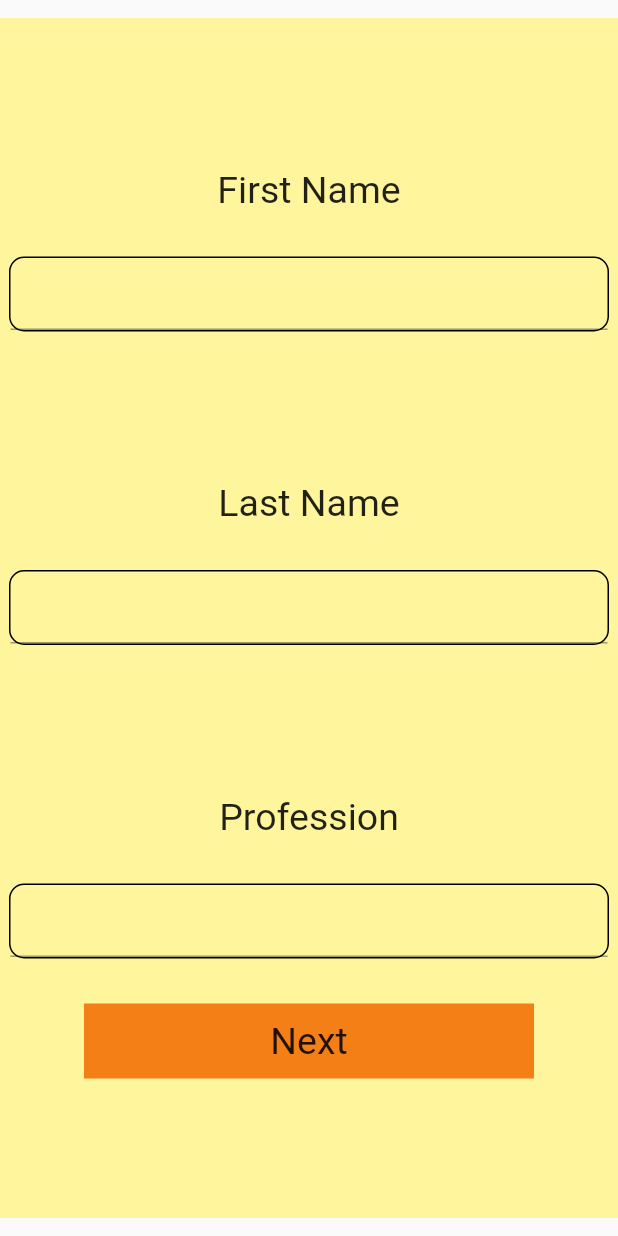
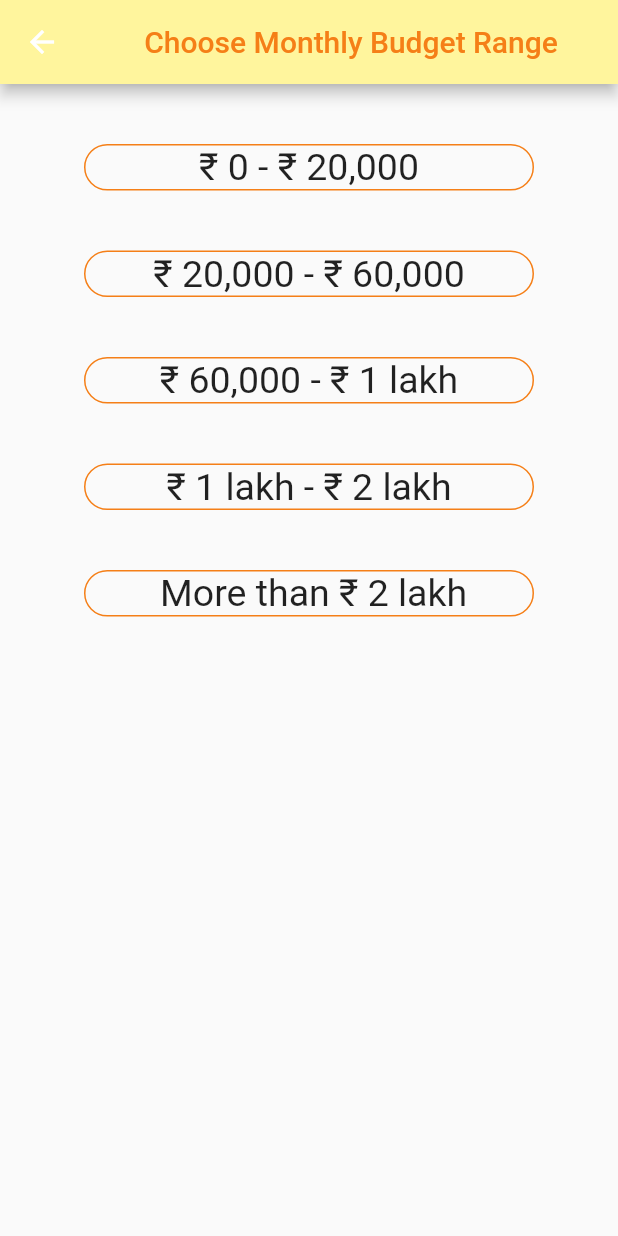
Before and after one commit to sidrathore/finalproject, a Flutter app: the BasicDetails screen opened by its route, after a tap on "Next", on a phone screen of 412 x 824 dp. Run offline on Flutter 3.47's test engine with Material 2 defaults, Android fonts, the phone set to English and light mode, and no system bars.

Commit message:
home page to decide card

```diff
--- a/lib/main.dart
+++ b/lib/main.dart
@@ -1,4 +1,5 @@
 import 'package:finalproject/screen/basic_details.dart';
+import 'package:finalproject/screen/home_page.dart';
 import 'package:finalproject/screen/sign_up_page.dart';
 import 'package:finalproject/screen/splash_screen.dart';
 import 'package:flutter/material.dart';
@@ -11,6 +12,7 @@ void main() {
       '/':(context) => SplashScreen(),
       '/sign_up_page':(context) => SignUpPage(),
       '/basic_details':(context) => BasicDetails(),
+      '/home_page':(context) => HomePage(),
     },
   ));
 }
--- a/lib/screen/basic_details.dart
+++ b/lib/screen/basic_details.dart
@@ -16,67 +16,103 @@ class PersonalDetail extends State<BasicDetails> {
         width: double.infinity,
         height: double.infinity,
         child: Center(
+          child: SingleChildScrollView(
             child: Container(
               width: 500,
-              height: 800,
+              height: 1500,
               color: Colors.yellow.shade200,
               child: Column(
                 children: [
-                  SizedBox(height: 100,),
+                  SizedBox(
+                    height: 100,
+                  ),
                   Container(
-                    child: Text('First Name',style: TextStyle(fontSize: 25),),
+                    child: Text(
+                      'First Name',
+                      style: TextStyle(fontSize: 25),
                     ),
-                  SizedBox(height: 30,),
-                  Container(width: 400,
+                  ),
+                  SizedBox(
+                    height: 30,
+                  ),
+                  Container(
+                    width: 400,
                     decoration: BoxDecoration(
                       border: Border.all(width: 1),
                       borderRadius: BorderRadius.circular(10),
                     ),
-                  child: Center(child: TextField(),),
+                    child: Center(
+                      child: TextField(),
                     ),
-                  SizedBox(height: 100,),
+                  ),
+                  SizedBox(
+                    height: 100,
+                  ),
                   Container(
-                    child: Text('Last Name',style: TextStyle(fontSize: 25),),
+                    child: Text(
+                      'Last Name',
+                      style: TextStyle(fontSize: 25),
                     ),
-                  SizedBox(height: 30,),
-                  Container(width: 400,
+                  ),
+                  SizedBox(
+                    height: 30,
+                  ),
+                  Container(
+                    width: 400,
                     decoration: BoxDecoration(
                       border: Border.all(width: 1),
                       borderRadius: BorderRadius.circular(10),
                     ),
-                  child: Center(child: TextField(),),
+                    child: Center(
+                      child: TextField(),
                     ),
-                  SizedBox(height: 100,),
+                  ),
+                  SizedBox(
+                    height: 100,
+                  ),
                   Container(
-                    child: Text('Profession',style: TextStyle(fontSize: 25),),
+                    child: Text(
+                      'Profession',
+                      style: TextStyle(fontSize: 25),
                     ),
-                  SizedBox(height: 30,),
-                  Container(width: 400,
+                  ),
+                  SizedBox(
+                    height: 30,
+                  ),
+                  Container(
+                    width: 400,
                     decoration: BoxDecoration(
                       border: Border.all(width: 1),
                       borderRadius: BorderRadius.circular(10),
                     ),
-                  child: Center(child: TextField(),),
+                    child: Center(
+                      child: TextField(),
                     ),
-                   SizedBox(height: 30,),
-                  Container(width: 300,
+                  ),
+                  SizedBox(
+                    height: 30,
+                  ),
+                  Container(
+                    width: 300,
                     height: 50,
                     color: Colors.yellow.shade900,
                     child: InkWell(
                       onTap: () {
-
+                        Navigator.pushNamed(context, '/home_page');
                       },
-                    child: Center(child: Text('Next',style: TextStyle(fontSize: 25),)),
+                      child: Center(
+                          child: Text(
+                        'Next',
+                        style: TextStyle(fontSize: 25),
+                      )),
                     ),
                   )
-
-
                 ],
               ),
             ),
           ),
-        )
         ),
-    );
+      ),
+    ));
   }
 }
--- /dev/null
+++ b/lib/screen/home_page.dart
@@ -0,0 +1,127 @@
+import 'package:flutter/material.dart';
+
+class HomePage extends StatefulWidget {
+  @override
+  State<HomePage> createState() {
+    return Home();
+  }
+}
+
+class Home extends State<HomePage> {
+  int number = 0;
+  @override
+  Widget build(BuildContext context) {
+    return Scaffold(
+      appBar: AppBar(
+        title: Center(
+            child: Text(
+          'Choose Monthly Budget Range',
+          style: TextStyle(color: Colors.yellow.shade900),
+        )),
+        backgroundColor: Colors.yellow.shade200,
+      ),
+      body: Center(
+          child: Container(
+        child: Column(
+          children: [
+            SizedBox(
+              height: 40,
+            ),
+            Container(
+              decoration: BoxDecoration(
+                border: Border.all(width: 1, color: Colors.yellow.shade900),
+                borderRadius: BorderRadius.circular(20),
+              ),
+              width: 300,
+              child: InkWell(
+                  onTap: () {
+                    number = 1;
+                  },
+                  child: Center(
+                      child: Text(
+                    '\u{20B9} 0 - \u{20B9} 20,000',
+                    style: TextStyle(fontSize: 25),
+                  ))),
+            ),
+            SizedBox(
+              height: 40,
+            ),
+            Container(
+              decoration: BoxDecoration(
+                border: Border.all(width: 1, color: Colors.yellow.shade900),
+                borderRadius: BorderRadius.circular(20),
+              ),
+              width: 300,
+              child: InkWell(
+                  onTap: () {
+                    number = 2;
+                  },
+                  child: Center(
+                      child: Text(
+                    '\u{20B9} 20,000 - \u{20B9} 60,000',
+                    style: TextStyle(fontSize: 25),
+                  ))),
+            ),
+            SizedBox(
+              height: 40,
+            ),
+            Container(
+              decoration: BoxDecoration(
+                border: Border.all(width: 1, color: Colors.yellow.shade900),
+                borderRadius: BorderRadius.circular(20),
+              ),
+              width: 300,
+              child: InkWell(
+                  onTap: () {
+                    number = 3;
+                  },
+                  child: Center(
+                      child: Text(
+                    '\u{20B9} 60,000 - \u{20B9} 1 lakh',
+                    style: TextStyle(fontSize: 25),
+                  ))),
+            ),
+             SizedBox(
+              height: 40,
+            ),
+            Container(
+              decoration: BoxDecoration(
+                border: Border.all(width: 1, color: Colors.yellow.shade900),
+                borderRadius: BorderRadius.circular(20),
+              ),
+              width: 300,
+              child: InkWell(
+                  onTap: () {
+                    number = 3;
+                  },
+                  child: Center(
+                      child: Text(
+                    '\u{20B9} 1 lakh - \u{20B9} 2 lakh',
+                    style: TextStyle(fontSize: 25),
+                  ))),
+            ),
+             SizedBox(
+              height: 40,
+            ),
+            Container(
+              decoration: BoxDecoration(
+                border: Border.all(width: 1, color: Colors.yellow.shade900),
+                borderRadius: BorderRadius.circular(20),
+              ),
+              width: 300,
+              child: InkWell(
+                  onTap: () {
+                    number = 3;
+                  },
+                  child: Center(
+                      child: Text(
+                    ' More than \u{20B9} 2 lakh',
+                    style: TextStyle(fontSize: 25),
+                  ))),
+            )
+          ],
+        ),
+      )),
+    );
+  }
+}
```
Lines whose indentation alone changed are shown as unchanged.
